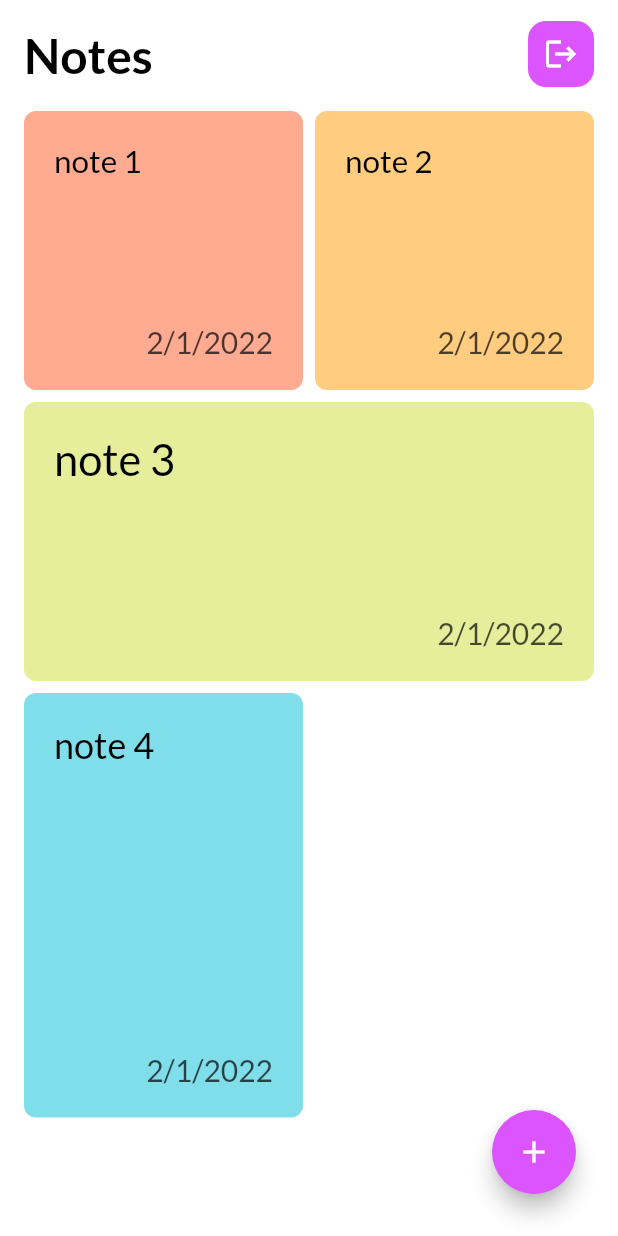
After one commit to ashraf-hriz/note_app, a Flutter app: the HomeScreen screen opened directly, on a phone screen of 412 x 824 dp. The commit adds this screen. Run offline on Flutter 3.47's test engine with Material 2 defaults, Android fonts, the phone set to English and light mode, and no system bars; our stand-ins replace cloud_firestore, dartz, equatable, firebase_auth, firebase_core, get_it and 5 more; accounts and stored records are empty.

Commit message:
create local database and home screen

```diff
--- a/lib/core/app_theme.dart
+++ b/lib/core/app_theme.dart
@@ -1,4 +1,5 @@
 import 'package:flutter/material.dart';
+import 'package:google_fonts/google_fonts.dart';
 import 'package:hexcolor/hexcolor.dart';
 
 class ThemeHelper {
@@ -6,6 +7,17 @@ class ThemeHelper {
 
   static Color primaryColor = HexColor('#DC54FE');
   static Color accentColor = HexColor('#8A02AE');
+
+  static const bgColor = Colors.white;//Color(0xFF252525);
+  static const tileColors = [
+    Color(0xFFffab91),
+    Color(0xFFffcc80),
+    Color(0xFFe6ee9b),
+    Color(0xFF80deea),
+    Color(0xFFcf93d9),
+    Color(0xFF80cbc4),
+    Color(0xFFf48fb1),
+  ];
 
   static InputDecoration textInputDecoration(
       [String lableText = "", String hintText = ""]) {
@@ -45,7 +57,6 @@ class ThemeHelper {
         color: Colors.white,
         borderRadius: BorderRadius.circular(100.0),
         border: Border.all(color: Colors.grey.shade400),
-
         boxShadow: [
           BoxShadow(
             color: Colors.black.withOpacity(0.1),
@@ -97,7 +108,8 @@ class ThemeHelper {
     );
   }
 
-  static AlertDialog alartDialog(String title, String content, BuildContext context) {
+  static AlertDialog alartDialog(
+      String title, String content, BuildContext context) {
     return AlertDialog(
       title: Text(title),
       content: Text(content),
@@ -116,4 +128,28 @@ class ThemeHelper {
       ],
     );
   }
+
+ static TextStyle titleTextStyle = GoogleFonts.lato(
+    fontSize: 28,
+    fontWeight: FontWeight.w600,
+    color: Colors.black,
+  );
+
+  static TextStyle bodyTextStyle = GoogleFonts.lato(
+    fontSize: 18,
+    fontWeight: FontWeight.w500,
+    color: Colors.black,
+  );
+
+  static TextStyle dateTextStyle = GoogleFonts.lato(
+    fontSize: 20,
+    fontWeight: FontWeight.w400,
+    color: Colors.grey,
+  );
+
+  static TextStyle noteTitleTextStyle = GoogleFonts.lato(
+    fontSize: 22,
+    fontWeight: FontWeight.w500,
+    color: Colors.black,
+  );
 }
--- a/lib/core/utils/local_database.dart
+++ b/lib/core/utils/local_database.dart
@@ -0,0 +1,41 @@
+import 'package:note_app/features/notes/data/models/note_model.dart';
+import 'package:sqflite/sqflite.dart';
+class DBHelper {
+  static Database? _db;
+  static const int _version = 1;
+  static const String _tablename = 'notes';
+
+  static Future<void> initDb() async {
+    if (_db != null) {
+      return;
+    }
+    try {
+      String path = '${await getDatabasesPath()}notes.db';
+      _db =
+          await openDatabase(path, version: _version, onCreate: (db, version) {
+        return db.execute(
+          "CREATE TABLE $_tablename(id INTEGER PRIMARY KEY , title STRING, note TEXT, date STRING)",
+        );
+      });
+    } catch (e) {}
+  }
+
+  static Future<int> insert(NoteModel note) async {
+    return await _db!.insert(_tablename, note.toJson());
+  }
+
+  static Future<int> delete(NoteModel note) async {
+    return await _db!.delete(_tablename, where: 'id = ?', whereArgs: [note.id]);
+  }
+
+  static Future<List<Map<String, dynamic>>> query() async {
+    return _db!.query(_tablename);
+  }
+
+  static Future<int> update(NoteModel note) async {
+    return await _db!.rawUpdate(
+      "UPDATE notes SET title = ?, note = ? WHERE id = ? ",
+      [note.title, note.text, note.id],
+    );
+  }
+}
--- a/lib/features/notes/data/models/note_model.dart
+++ b/lib/features/notes/data/models/note_model.dart
@@ -0,0 +1,33 @@
+import 'package:note_app/features/notes/domain/entities/note_entity.dart';
+
+class NoteModel extends Note {
+  NoteModel({
+    required String id,
+    required String title,
+    required String text,
+    required String date,
+  }) : super(
+          id: id,
+          title: title,
+          text: text,
+          date: date,
+        );
+
+        factory NoteModel.fromJson(Map<String, dynamic> json) {
+    return NoteModel(
+      id: json['id'],
+      title: json['title'],
+      text: json['note'],
+      date: json['date'],
+    );
+  }
+
+  Map<String, dynamic> toJson() {
+    final Map<String, dynamic> note = <String, dynamic>{};
+    note['title'] = title;
+    note['note'] = text;
+    note['date'] = date;
+    note['id'] = id;
+    return note;
+  }
+}
--- a/lib/features/notes/domain/entities/note_entity.dart
+++ b/lib/features/notes/domain/entities/note_entity.dart
@@ -0,0 +1,22 @@
+class Note {
+  String title;
+  String text;
+  String date;
+  String id;
+
+  Note({
+    required this.id,
+    required this.title,
+    required this.text,
+    required this.date,
+  });
+
+  static List<Note> noteList = [
+    Note(id: '1', title: 'note 1', text: 'note text', date: '2/1/2022'),
+    Note(id: '2', title: 'note 2', text: 'note text', date: '2/1/2022'),
+    Note(id: '3', title: 'note 3', text: 'note text', date: '2/1/2022'),
+    Note(id: '4', title: 'note 4', text: 'note text', date: '2/1/2022'),
+  ];
+
+
+}
--- /dev/null
+++ b/lib/features/notes/presentation/screens/home_screen.dart
@@ -0,0 +1,151 @@
+import 'package:flutter/material.dart';
+import 'package:flutter_staggered_grid_view/flutter_staggered_grid_view.dart';
+
+import '../../../../core/app_theme.dart';
+import '../../domain/entities/note_entity.dart';
+import '../widgets/icon_button.dart';
+import '../widgets/note_tile.dart';
+
+class HomeScreen extends StatefulWidget {
+  const HomeScreen({super.key});
+
+  @override
+  State<HomeScreen> createState() => _HomeScreenState();
+}
+
+class _HomeScreenState extends State<HomeScreen> {
+  final _tileCounts = [
+    [2, 2],
+    [2, 2],
+    [4, 2],
+    [2, 3],
+    [2, 2],
+    [2, 3],
+    [2, 2],
+  ];
+
+  final _tileTypes = [
+    TileType.square,
+    TileType.square,
+    TileType.horRect,
+    TileType.verRect,
+    TileType.square,
+    TileType.verRect,
+    TileType.square,
+  ];
+
+  @override
+  Widget build(BuildContext context) {
+    return Scaffold(
+      floatingActionButton: Padding(
+        padding: const EdgeInsets.all(12.0),
+        child: FloatingActionButton(
+          backgroundColor: Theme.of(context).primaryColor,
+          onPressed: () {
+            /* Get.to(
+              const AddNotePage(
+                note: null,
+              ),
+              transition: Transition.downToUp,
+            ); */
+          },
+          child: const Icon(Icons.add),
+        ),
+      ),
+      backgroundColor: ThemeHelper.bgColor,
+      body: SafeArea(
+        child: Column(
+          children: [
+            _appBar(),
+            const SizedBox(
+              height: 16,
+            ),
+            _body(),
+          ],
+        ),
+      ),
+    );
+  }
+
+  _appBar() {
+    return Container(
+      margin: const EdgeInsets.only(top: 14),
+      padding: const EdgeInsets.symmetric(horizontal: 16),
+      child: Row(
+        mainAxisAlignment: MainAxisAlignment.spaceBetween,
+        children: [
+          Text(
+            "Notes",
+            style: ThemeHelper.titleTextStyle.copyWith(fontSize: 32),
+          ),
+          MyIconButton(
+            onTap: () {},
+            icon: Icons.logout,
+          ),
+        ],
+      ),
+    );
+  }
+
+  _body() {
+    return Expanded(
+        child: Padding(
+      padding: const EdgeInsets.symmetric(horizontal: 16),
+      child: StaggeredGrid.count(
+          crossAxisCount: 4,
+          mainAxisSpacing: 8,
+          crossAxisSpacing: 8,
+          axisDirection: AxisDirection.down,
+          children: [
+            for (int i = 0; i < Note.noteList.length; i++)
+              StaggeredGridTile.count(
+                  crossAxisCellCount: _tileCounts[i % 7][0],
+                  mainAxisCellCount: _tileCounts[i % 7][1],
+                  child: NoteTile(
+                    index: i,
+                    note: Note.noteList[i],
+                    tileType: _tileTypes[i % 7],
+                  ))
+          ]),
+      // itemCount: _notesController.noteList.length,
+      // itemBuilder: (context, index)
+      // {
+      //   return NoteTile(
+      //     tileType: _tileTypes[index % 7],
+      //     note: _notesController.noteList[index],
+      //   );
+      // },
+      // StaggeredGridTileBuilder: (int index) => _tileCounts[index % 7]);
+
+      // return StaggeredGridView.count(
+      //   crossAxisCount: 4,
+      //   StaggeredGridTiles: _StaggeredGridTiles,
+      //   mainAxisSpacing: 12,
+      //   crossAxisSpacing: 12,
+      //   children: _notesController.noteList
+      //       .map((n) => NoteTile(
+      //             note: n,
+      //           ))
+      //       .toList(),
+      // );
+
+      // ListView.builder(
+      //     itemCount: _notesController.noteList.length,
+      //     itemBuilder: (context, index) {
+      //       return NoteTile(
+      //         note: _notesController.noteList[index],
+      //       );
+      //     });
+
+      /* Obx(() {
+        if (_notesController.noteList.isNotEmpty) {
+          return
+        } else {
+          return Center(
+            child: Text("Empty", style: ThemeHelper.titleTextStyle),
+          );
+        }
+      }), */
+    ));
+  }
+}
--- /dev/null
+++ b/lib/features/notes/presentation/widgets/icon_button.dart
@@ -0,0 +1,35 @@
+import 'package:flutter/material.dart';
+
+import '../../../../core/app_theme.dart';
+
+class MyIconButton extends StatelessWidget {
+  final IconData? icon;
+  final VoidCallback onTap;
+  final String txt;
+
+  const MyIconButton({Key? key, this.icon, required this.onTap, this.txt = ""})
+      : super(key: key);
+
+  @override
+  Widget build(BuildContext context) {
+    return GestureDetector(
+      onTap: onTap,
+      child: Container(
+        height: 44,
+        width: icon != null ? 44 : 80,
+        decoration: BoxDecoration(
+          borderRadius: BorderRadius.circular(12),
+          color: Theme.of(context).primaryColor,
+        ),
+        child: Center(
+          child: icon != null
+              ? Icon(icon, color: Colors.white)
+              : Text(
+                  txt,
+                  style: ThemeHelper.titleTextStyle.copyWith(fontSize: 18),
+                ),
+        ),
+      ),
+    );
+  }
+}
--- /dev/null
+++ b/lib/features/notes/presentation/widgets/note_tile.dart
@@ -0,0 +1,92 @@
+import 'package:flutter/material.dart';
+
+import '../../../../core/app_theme.dart';
+import '../../domain/entities/note_entity.dart';
+
+enum TileType {
+  square,
+  verRect,
+  horRect,
+}
+
+class NoteTile extends StatelessWidget {
+  final Note note;
+  final TileType tileType;
+  final int index;
+  const NoteTile({
+    super.key,
+    required this.note,
+    required this.tileType,
+    required this.index,
+  });
+
+  @override
+  Widget build(BuildContext context) {
+    return GestureDetector(
+      onTap: () {
+        /* Get.to(
+          () => NoteDetailPage(note: note),
+          transition: Transition.leftToRight,
+        ); */
+      },
+      child: Container(
+        // margin: const EdgeInsets.fromLTRB(16, 0, 16, 12),
+        width: MediaQuery.of(context).size.width,
+        padding: const EdgeInsets.all(20),
+        decoration: BoxDecoration(
+          color: ThemeHelper.tileColors[index % 7],
+          borderRadius: BorderRadius.circular(8),
+        ),
+        child: Column(
+          crossAxisAlignment: CrossAxisAlignment.start,
+          children: [
+            Container(
+              padding: tileType == TileType.horRect
+                  ? const EdgeInsets.only(right: 100)
+                  : null,
+              child: Text(
+                note.title,
+                maxLines: _getMaxLines(tileType),
+                style: ThemeHelper.noteTitleTextStyle.copyWith(
+                  fontSize: _getTxtSize(tileType),
+                ),
+                overflow: TextOverflow.ellipsis,
+              ),
+            ),
+            const Spacer(),
+            Row(
+              mainAxisAlignment: MainAxisAlignment.end,
+              children: [
+                Text(note.date,
+                    style: ThemeHelper.dateTextStyle.copyWith(
+                        color: Colors.black.withOpacity(0.7))),
+              ],
+            ),
+          ],
+        ),
+      ),
+    );
+  }
+
+  _getTxtSize(TileType tileType) {
+    switch (tileType) {
+      case TileType.square:
+        return 21.0;
+      case TileType.verRect:
+        return 24.0;
+      case TileType.horRect:
+        return 29.0;
+    }
+  }
+
+  _getMaxLines(TileType tileType) {
+    switch (tileType) {
+      case TileType.square:
+        return 4;
+      case TileType.verRect:
+        return 8;
+      case TileType.horRect:
+        return 3;
+    }
+  }
+}
--- a/lib/features/splash/presentation/screens/splash_screen.dart
+++ b/lib/features/splash/presentation/screens/splash_screen.dart
@@ -8,6 +8,7 @@ import 'package:provider/provider.dart';
 import '../../../../core/helper.dart';
 import '../../../auth/presentation/provider/auth_provider.dart';
 import '../../../auth/presentation/screens/login_screen.dart';
+import '../../../notes/presentation/screens/home_screen.dart';
 
 
 class SplashScreen extends StatefulWidget {
@@ -30,6 +31,7 @@ class _SplashScreenState extends State<SplashScreen> {
         //push(context, FirstScreen());
 
         await auhProvider.getUserData();
+        pushAndRemoveUntil(navigatorKey.currentState!.context, const HomeScreen(),false);
 
 
       } else {
--- a/pubspec.yaml
+++ b/pubspec.yaml
@@ -35,6 +35,11 @@ dependencies:
   dartz: ^0.10.1
   equatable: ^2.0.3
   internet_connection_checker: ^0.0.1+3
+  sqflite: ^2.2.6
+  google_fonts: ^3.0.1
+  flutter_staggered_grid_view: ^0.6.2
+  intl: ^0.17.0
+  uuid: ^3.0.6
 
 dev_dependencies:
   flutter_test:
```
Also changed, not shown: lib/features/notes/presentation/screens/add_note_screen.dart (added), lib/features/notes/presentation/screens/note_detailed_screen.dart (added), pubspec.lock, 1 other file. Lines whose indentation alone changed are shown as unchanged.
